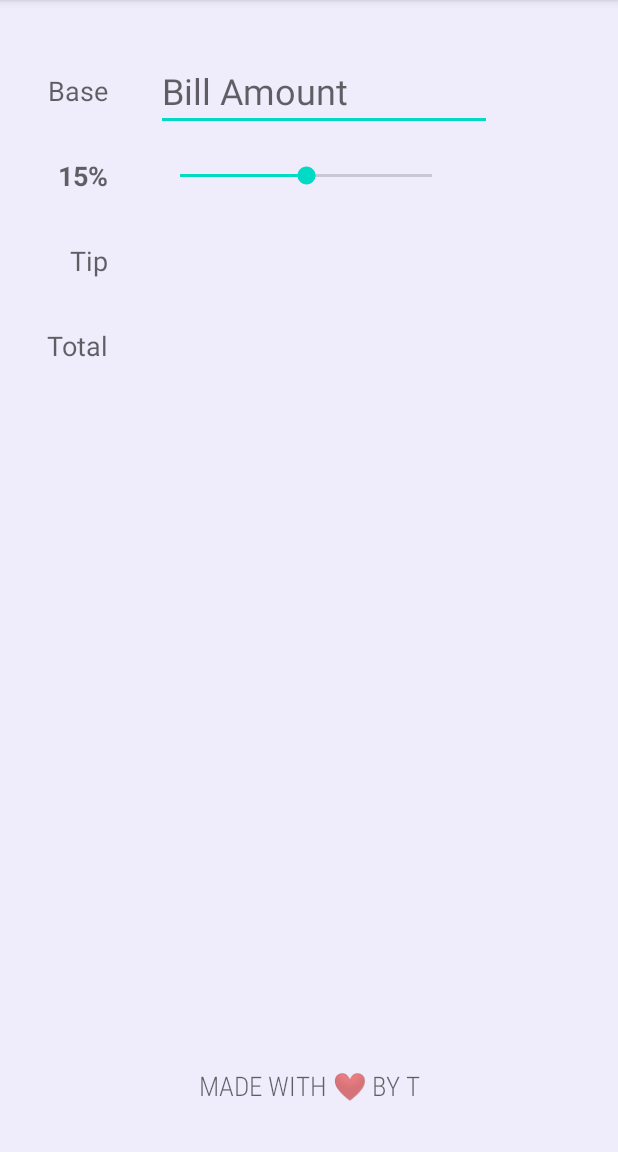
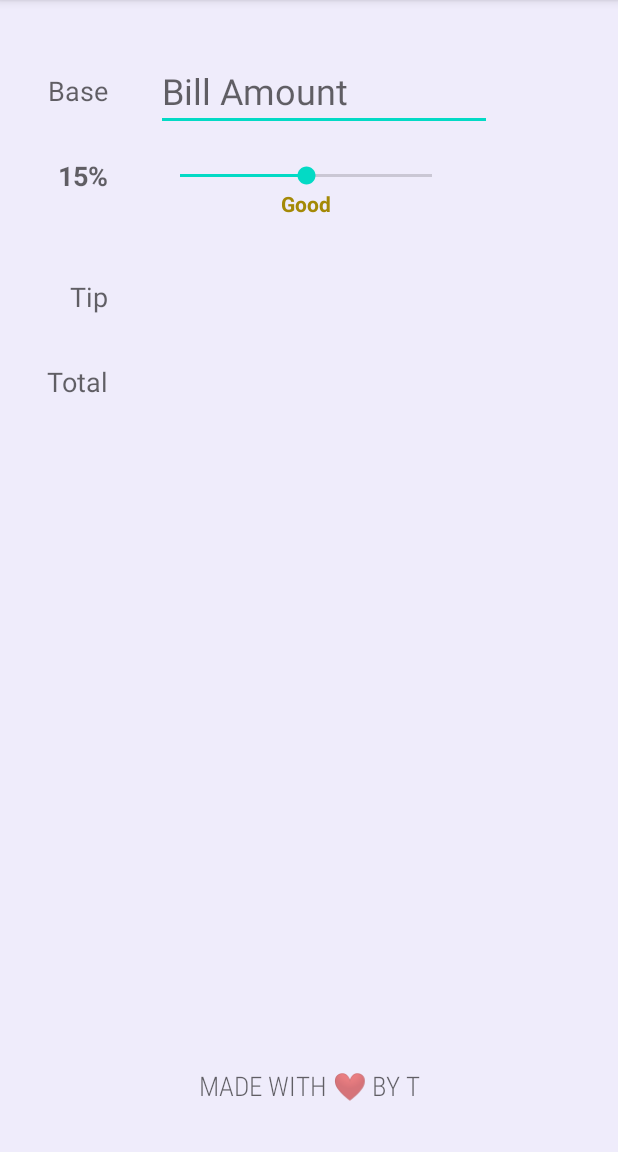
Before and after one commit to Teresiah6/Tippy, an Android app: the screen it shows after launch (MainActivity), on a phone screen of 412 x 824 dp, the part 84-1236 px from its top. Run offline under Robolectric (Android 15) with nearby library versions, the phone set to English and light mode, and no system bars.

Commit message:
colorupdate anim

```diff
--- a/app/src/main/java/com/example/tippy/MainActivity.kt
+++ b/app/src/main/java/com/example/tippy/MainActivity.kt
@@ -1,5 +1,6 @@
 package com.example.tippy
 
+import android.animation.ArgbEvaluator
 import androidx.appcompat.app.AppCompatActivity
 import android.os.Bundle
 import android.text.Editable
@@ -8,6 +9,7 @@ import android.util.Log
 import android.widget.EditText
 import android.widget.SeekBar
 import android.widget.TextView
+import androidx.core.content.ContextCompat
 
 private const val TAG = "MainActivity"
 private const val INITIAL_TIP_PERCENT = 15
@@ -18,6 +20,7 @@ class MainActivity : AppCompatActivity() {
     private lateinit var  tvTipPercentLabel:TextView
     private lateinit var tvTipAmount:TextView
     private lateinit var  tvTotalAmount:TextView
+    private  lateinit var tvTipDescription:TextView
     override fun onCreate(savedInstanceState: Bundle?) {
         super.onCreate(savedInstanceState)
         setContentView(R.layout.activity_main)
@@ -26,15 +29,18 @@ class MainActivity : AppCompatActivity() {
         tvTipPercentLabel= findViewById(R.id.tvTipPercentLabel)
         tvTipAmount = findViewById(R.id.tvTipAmount)
         tvTotalAmount = findViewById(R.id.tvTotalAmount)
+        tvTipDescription = findViewById(R.id.tvTipDescription)
 
         seekBarTip.progress= INITIAL_TIP_PERCENT
         tvTipPercentLabel.text ="$INITIAL_TIP_PERCENT%"
+        updateTipDescription(INITIAL_TIP_PERCENT)
 
         seekBarTip.setOnSeekBarChangeListener(object : SeekBar.OnSeekBarChangeListener{
             override fun onProgressChanged(seekBar: SeekBar?, progress: Int, fromUser: Boolean) {
                 //Log.i(TAG, "onProgressChanged $progress" )
                 tvTipPercentLabel.text = "$progress%"
                 computeTipAndTotal()
+                updateTipDescription(progress)
             }
 
             override fun onStartTrackingTouch(seekBar: SeekBar?) { }
@@ -53,6 +59,29 @@ class MainActivity : AppCompatActivity() {
             }
 
         })
+    }
+
+    private fun updateTipDescription(tipPercent: Int) {
+        //when is the equivalent of switch in java
+        val tipDescription = when(tipPercent){
+            in 0..9 ->"poor"
+            in 10..14 -> "Acceptable"
+            in 15..19 -> "Good"
+            in 20..24 -> "Great"
+            else -> "Amazing"
+        }
+        tvTipDescription.text= tipDescription
+        //update color based on tipPercent
+        //interpolation
+//use argbevaluator
+        val color = ArgbEvaluator().evaluate(
+            //fraction
+            tipPercent.toFloat()/seekBarTip.max,
+            ContextCompat.getColor(this,R.color.color_worst_tip),
+            ContextCompat.getColor(this, R.color.color_best_tip)
+        ) as Int
+
+        tvTipDescription.setTextColor(color)
     }
 
     private fun computeTipAndTotal() {
--- a/app/src/main/res/layout/activity_main.xml
+++ b/app/src/main/res/layout/activity_main.xml
@@ -33,7 +33,7 @@
         android:id="@+id/tvTipLabel"
         android:layout_width="wrap_content"
         android:layout_height="wrap_content"
-        android:layout_marginTop="32dp"
+        android:layout_marginTop="56dp"
         android:text="Tip"
         android:textAppearance="@style/TextAppearance.AppCompat.Medium"
         app:layout_constraintEnd_toEndOf="@+id/tvTipPercentLabel"
@@ -59,9 +59,9 @@
         android:hint="Bill Amount"
         android:inputType="numberDecimal"
         android:textSize="24sp"
+        app:layout_constraintBottom_toBottomOf="@id/tvBaseLabel"
         app:layout_constraintStart_toEndOf="@+id/tvBaseLabel"
-        app:layout_constraintTop_toTopOf="@id/tvBaseLabel"
-        app:layout_constraintBottom_toBottomOf="@id/tvBaseLabel"/>
+        app:layout_constraintTop_toTopOf="@id/tvBaseLabel" />
 
     <SeekBar
         android:id="@+id/seekBarTip"
@@ -104,4 +104,14 @@
         app:layout_constraintBottom_toBottomOf="parent"
         app:layout_constraintEnd_toEndOf="parent"
         app:layout_constraintStart_toStartOf="parent" />
+
+    <TextView
+        android:id="@+id/tvTipDescription"
+        android:layout_width="wrap_content"
+        android:layout_height="wrap_content"
+        android:textStyle="bold"
+        app:layout_constraintEnd_toEndOf="@+id/seekBarTip"
+        app:layout_constraintStart_toStartOf="@+id/seekBarTip"
+        app:layout_constraintTop_toBottomOf="@+id/seekBarTip"
+        tools:text="Acceptable" />
 </androidx.constraintlayout.widget.ConstraintLayout>
--- a/app/src/main/res/values/colors.xml
+++ b/app/src/main/res/values/colors.xml
@@ -11,4 +11,6 @@
     <color name ="primary_blue">#244B6E</color>
     <color name="darker_blue">#07256E</color>
     <color name="background_blue">#EFECFB</color>
+    <color name="color_worst_tip">#DC1E08</color>
+    <color name="color_best_tip">#35BA01</color>
 </resources>
```
